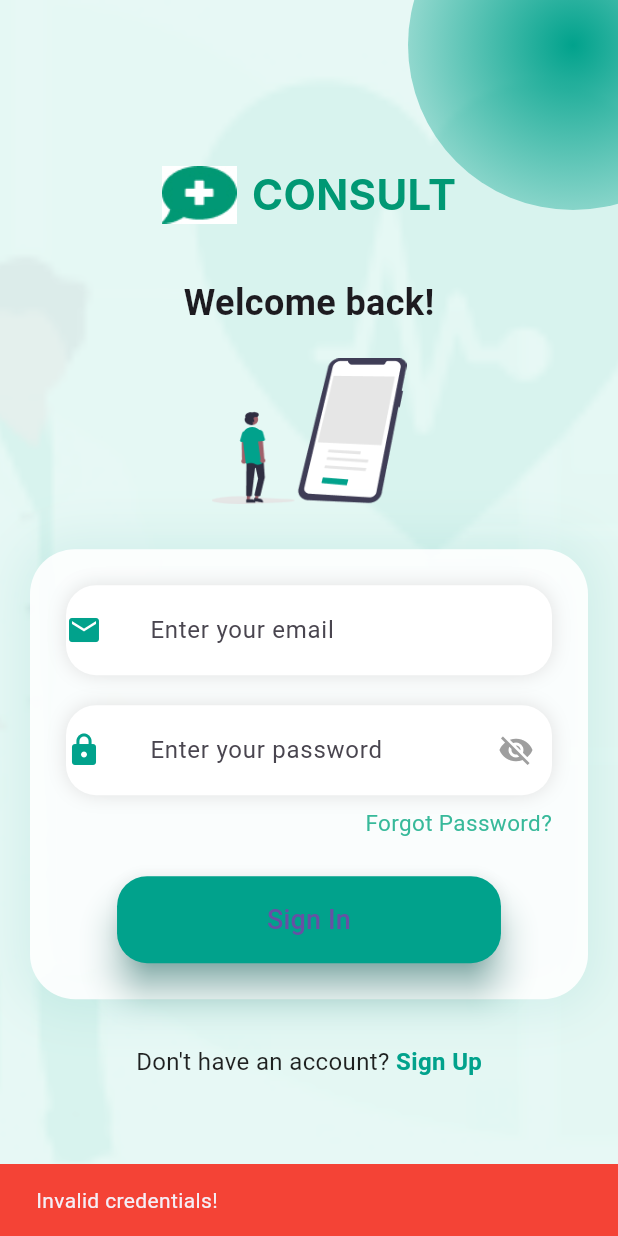
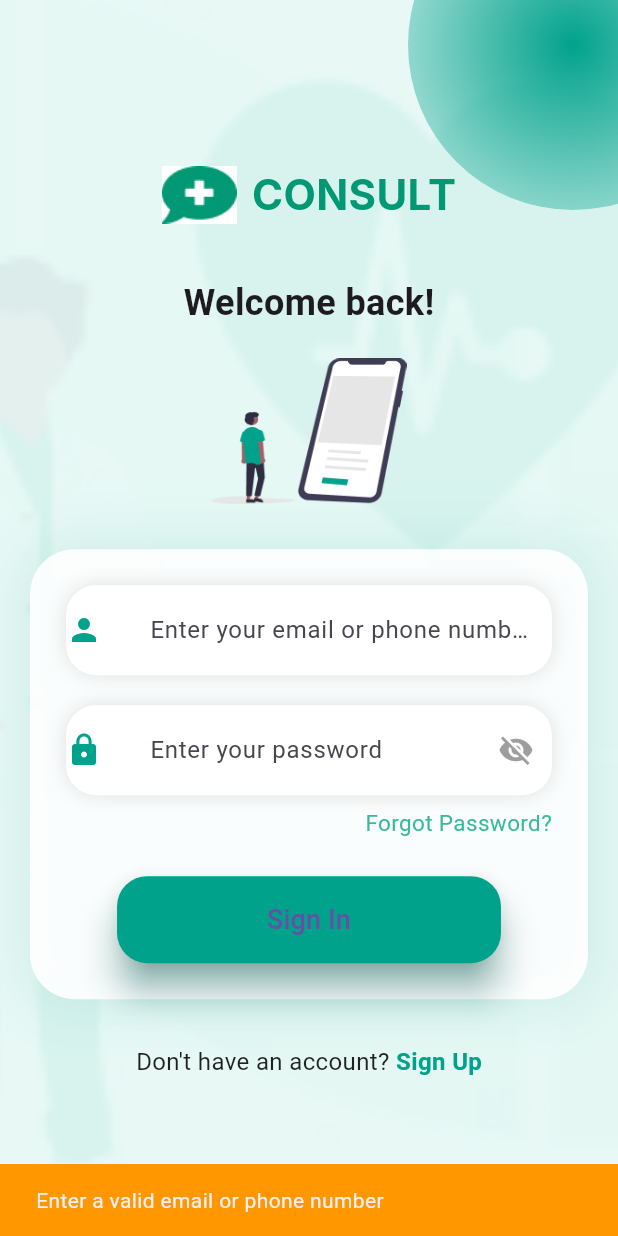
Before and after one commit to jiya26-0/major_project_repo, a Flutter app: the SignIn screen opened directly, after a tap on "Sign In", on a phone screen of 412 x 824 dp. Run offline on Flutter 3.47's test engine with Material 3 defaults, Android fonts, the phone set to English and light mode, and no system bars; Roboto replaces fonts that are missing (Inter, Poppins).

Commit message:
major project files

```diff
--- a/lib/login.dart
+++ b/lib/login.dart
@@ -32,7 +32,6 @@ class _SignInState extends State<SignIn> {
       backgroundColor: Color(0xFFE5F8F4),
       body: Stack(
         children: [
-          // 🔹 Faded Background Illustration
           Positioned.fill(
             child: Opacity(
               opacity: 0.06,
@@ -42,8 +41,6 @@ class _SignInState extends State<SignIn> {
               ),
             ),
           ),
-
-          // 🔹 Floating Circle Decoration
           Positioned(
             top: -80,
             right: -80,
@@ -60,15 +57,12 @@ class _SignInState extends State<SignIn> {
               ),
             ),
           ),
-
-          // 🔹 Main Content
           SafeArea(
             child: Center(
               child: SingleChildScrollView(
                 padding: EdgeInsets.all(20),
                 child: Column(
                   children: [
-                    // App Icon + Title
                     Row(
                       mainAxisAlignment: MainAxisAlignment.center,
                       children: [
@@ -85,10 +79,7 @@ class _SignInState extends State<SignIn> {
                         ),
                       ],
                     ),
-
                     SizedBox(height: 30),
-
-                    // Welcome Back Text
                     Text(
                       'Welcome back!',
                       style: TextStyle(
@@ -97,18 +88,12 @@ class _SignInState extends State<SignIn> {
                         fontFamily: 'Poppins',
                       ),
                     ),
-
                     SizedBox(height: 20),
-
-                    // Mobile Illustration
                     Image.asset(
                       'assets/images/mobile.png',
                       width: 130,
                     ),
-
                     SizedBox(height: 30),
-
-                    // 🔹 Glass Card
                     Container(
                       width: double.infinity,
                       padding: EdgeInsets.all(24),
@@ -127,12 +112,11 @@ class _SignInState extends State<SignIn> {
                         children: [
                           buildTextField(
                             controller: emailController,
-                            hint: 'Enter your email',
-                            icon: Icons.email,
+                            hint: 'Enter your email or phone number',
+                            icon: Icons.person,
                           ),
                           SizedBox(height: 20),
                           buildPasswordField(),
-
                           Align(
                             alignment: Alignment.centerRight,
                             child: Padding(
@@ -146,14 +130,16 @@ class _SignInState extends State<SignIn> {
                               ),
                             ),
                           ),
-
                           SizedBox(height: 25),
-
                           ElevatedButton(
                             onPressed: () {
                               String email = emailController.text.trim();
                               String password = passwordController.text.trim();
 
+                              bool isEmail = email.contains('@') && email.contains('.');
+                              bool isPhone = RegExp(r'^\d{10}$').hasMatch(email);
+
+                              if (isEmail || isPhone) {
                                 if (email == 'abc@gmail.com' && password == '1234') {
                                   Navigator.push(
                                     context,
@@ -164,6 +150,14 @@ class _SignInState extends State<SignIn> {
                                     SnackBar(
                                       content: Text('Invalid credentials!'),
                                       backgroundColor: Colors.red,
+                                    ),
+                                  );
+                                }
+                              } else {
+                                ScaffoldMessenger.of(context).showSnackBar(
+                                  SnackBar(
+                                    content: Text('Enter a valid email or phone number'),
+                                    backgroundColor: Colors.orange,
                                   ),
                                 );
                               }
@@ -185,9 +179,7 @@ class _SignInState extends State<SignIn> {
                         ],
                       ),
                     ),
-
                     SizedBox(height: 30),
-
                     GestureDetector(
                       onTap: () {
                         Navigator.push(
--- a/pubspec.yaml
+++ b/pubspec.yaml
@@ -37,6 +37,7 @@ dependencies:
   cupertino_icons: ^1.0.8
   lottie: ^3.2.0
   google_fonts: ^6.2.1
+  path_provider: ^2.1.5
 
 dev_dependencies:
   flutter_test:
```
Also changed, not shown: pubspec.lock. Lines whose indentation alone changed are shown as unchanged.
